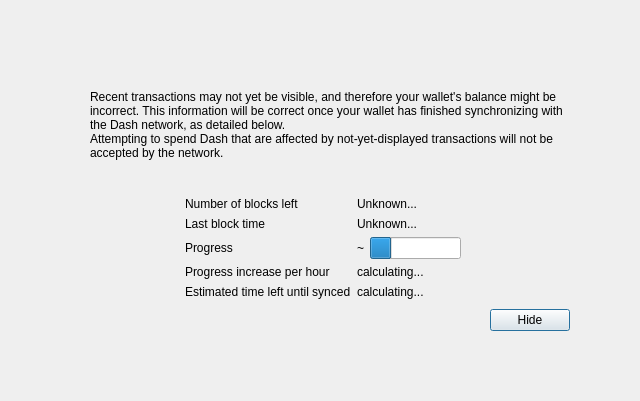
Qt form src/qt/forms/modaloverlay.ui (akshaynexus/pigeoncoin-dash) before a commit.
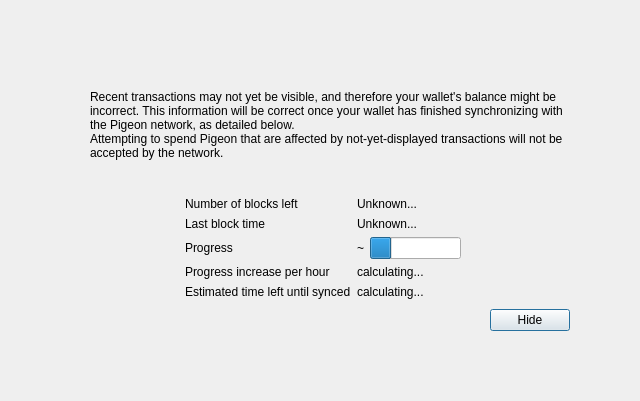
The same form after that commit. Custom widgets are drawn as their Qt base class.

Commit message: Rebrand from dash to pigeon on leftover code

Patch:
```diff
--- a/src/qt/forms/modaloverlay.ui
+++ b/src/qt/forms/modaloverlay.ui
@@ -111,7 +111,7 @@
              <item>
               <widget class="QLabel" name="infoText">
                <property name="text">
-                <string>Recent transactions may not yet be visible, and therefore your wallet's balance might be incorrect. This information will be correct once your wallet has finished synchronizing with the Dash network, as detailed below.</string>
+                <string>Recent transactions may not yet be visible, and therefore your wallet's balance might be incorrect. This information will be correct once your wallet has finished synchronizing with the Pigeon network, as detailed below.</string>
                </property>
                <property name="textFormat">
                 <enum>Qt::RichText</enum>
@@ -124,7 +124,7 @@
              <item>
               <widget class="QLabel" name="infoTextStrong">
                <property name="text">
-                <string>Attempting to spend Dash that are affected by not-yet-displayed transactions will not be accepted by the network.</string>
+                <string>Attempting to spend Pigeon that are affected by not-yet-displayed transactions will not be accepted by the network.</string>
                </property>
                <property name="textFormat">
                 <enum>Qt::RichText</enum>
```
The commit also changes 249 other files.
